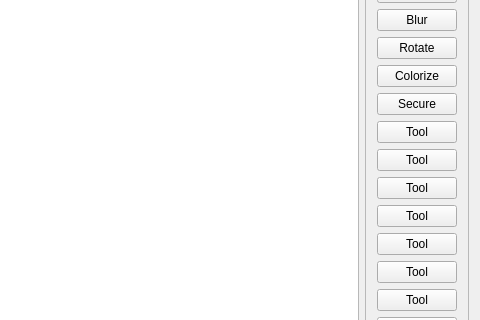
CervecerosCodigo/CCIMP, file src/gui/mainwindow.ui: the form before one commit; both pictures show x 800 to 1280 and y 146 to 466 of the 1280 by 720 pixel window.
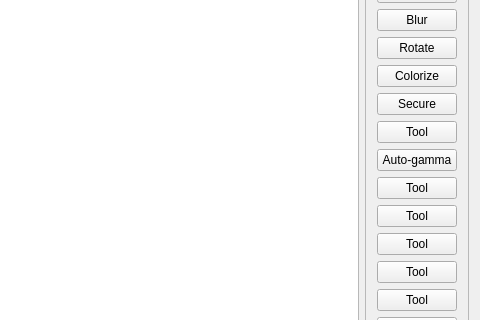
The form after the commit. Icons and pictures are not drawn.

Commit message: Laget autogamma tool og dialog

Patch:
```diff
--- a/src/gui/mainwindow.ui
+++ b/src/gui/mainwindow.ui
@@ -200,7 +200,7 @@
                 </sizepolicy>
                </property>
                <property name="text">
-                <string>Tool</string>
+                <string>Auto-gamma</string>
                </property>
               </widget>
              </item>
```
Left out of the diff: 4 changed lines with no effect on the pictures. The commit also changes 14 other files.
